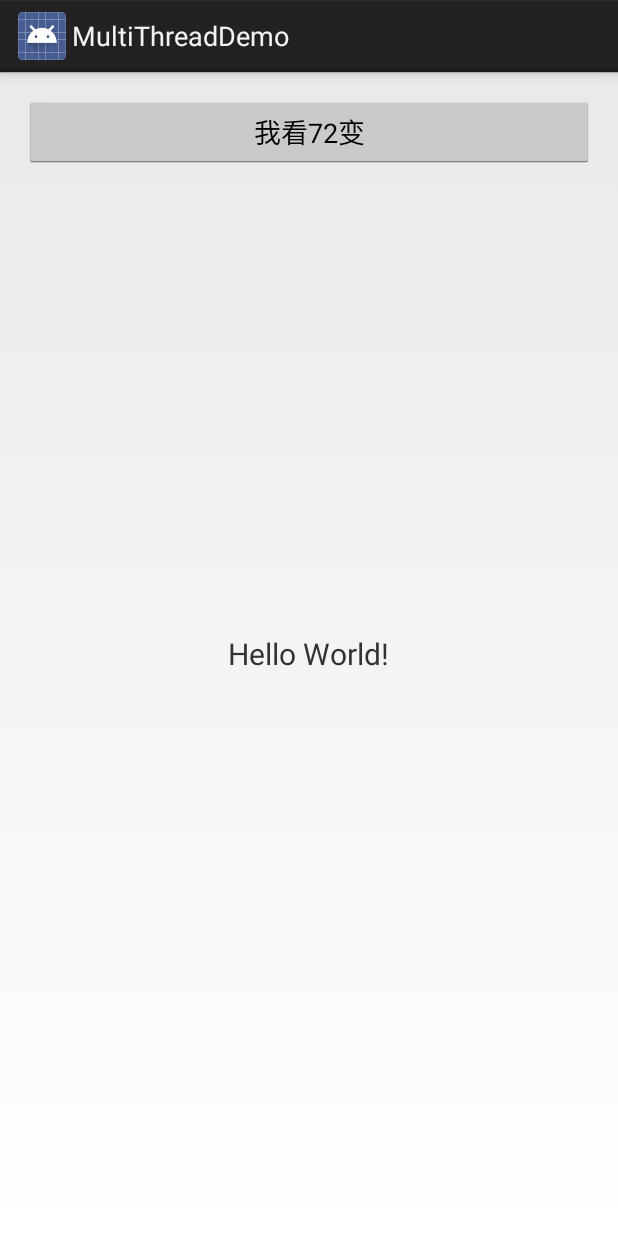
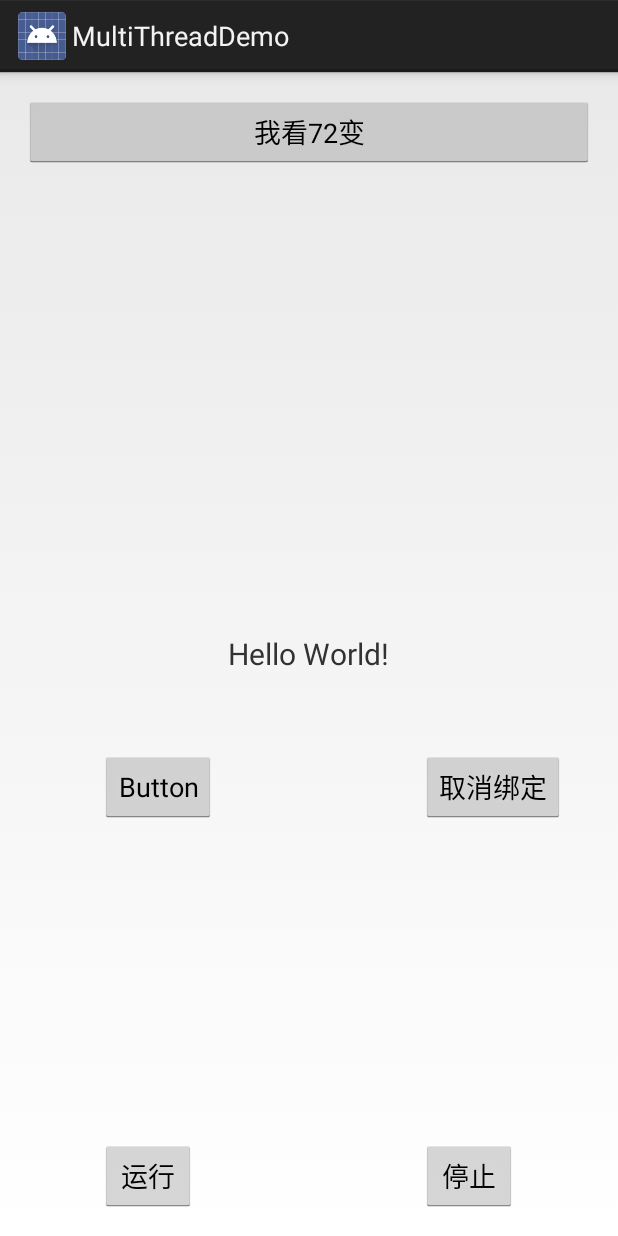
Before and after one commit to marvin-min/MultiThreadDemo, an Android app: the screen it shows after launch (MainActivity), on a phone screen of 412 x 824 dp. Run offline under Robolectric (Android 15) with nearby library versions, the phone set to English and light mode, and no system bars.

Commit message:
add backend thread demo

```diff
--- a/app/src/main/AndroidManifest.xml
+++ b/app/src/main/AndroidManifest.xml
@@ -15,6 +15,8 @@
                 <category android:name="android.intent.category.LAUNCHER"/>
             </intent-filter>
         </activity>
+
+        <service android:name=".services.MyService"/>
     </application>
 
 </manifest>
--- a/app/src/main/java/com/jarorwar/demo/multi/multithreaddemo/MainActivity.java
+++ b/app/src/main/java/com/jarorwar/demo/multi/multithreaddemo/MainActivity.java
@@ -1,9 +1,14 @@
 package com.jarorwar.demo.multi.multithreaddemo;
 
 import android.app.Activity;
+import android.app.Service;
+import android.content.ComponentName;
+import android.content.Intent;
+import android.content.ServiceConnection;
 import android.os.AsyncTask;
 import android.os.Bundle;
 import android.os.Handler;
+import android.os.IBinder;
 import android.os.Message;
 import android.util.Log;
 import android.view.View;
@@ -11,10 +16,18 @@ import android.widget.Button;
 import android.widget.ProgressBar;
 import android.widget.TextView;
 
+import com.jarorwar.demo.multi.multithreaddemo.services.MyService;
+
 public class MainActivity extends Activity {
 
     public static final int UPDATE_TEXT = 1;
     private Button changeButton;
+    private Button startServiceButton;
+    private Button stopServiceButton;
+    private Button bindServiceButton;
+    private Button unbindServiceButton;
+    private MyService.DownloadBinder mDownloadBinder;
+
     private TextView welcomeText;
 
     private ProgressBar mProgressBar;
@@ -33,6 +46,20 @@ public class MainActivity extends Activity {
         }
     };
 
+    private ServiceConnection mServiceConnection = new ServiceConnection() {
+        @Override
+        public void onServiceConnected(ComponentName name, IBinder service) {
+            mDownloadBinder = (MyService.DownloadBinder) service;
+            mDownloadBinder.startDownload();
+            mDownloadBinder.getProgress();
+        }
+
+        @Override
+        public void onServiceDisconnected(ComponentName name) {
+
+        }
+    };
+
     @Override
     protected void onCreate(Bundle savedInstanceState) {
         super.onCreate(savedInstanceState);
@@ -41,15 +68,55 @@ public class MainActivity extends Activity {
         welcomeText = (TextView) findViewById(R.id.welcome_message);
         changeButton = (Button) findViewById(R.id.change_text_btn);
         mProgressBar = (ProgressBar) findViewById(R.id.loading_button);
+
+        startServiceButton = (Button) findViewById(R.id.startServiceButton);
+        stopServiceButton = (Button) findViewById(R.id.stopServiceButton);
+
         changeButton.setOnClickListener(new View.OnClickListener() {
             @Override
             public void onClick(View v) {
                 AsyncTask<Void, Integer, Boolean> asyncTask = getAsyncTask();
                 asyncTask.execute();
+
             }
         });
 
+        startServiceButton.setOnClickListener(new View.OnClickListener() {
+            @Override
+            public void onClick(View v) {
+                Intent intent = new Intent(MainActivity.this, MyService.class);
+                startService(intent);
+            }
+        });
+
+        stopServiceButton.setOnClickListener(new View.OnClickListener() {
+            @Override
+            public void onClick(View v) {
+                Intent intent = new Intent(MainActivity.this, MyService.class);
+                stopService(intent);
+            }
+        });
+
+        bindServiceButton = (Button) findViewById(R.id.bind_service_button);
+        unbindServiceButton = (Button) findViewById(R.id.unbind_service_button);
+        bindServiceButton.setOnClickListener(new View.OnClickListener() {
+            @Override
+            public void onClick(View v) {
+                Intent intent = new Intent(MainActivity.this,MyService.class);
+                bindService(intent,mServiceConnection,BIND_AUTO_CREATE);
+            }
+        });
+
+        unbindServiceButton.setOnClickListener(new View.OnClickListener() {
+            @Override
+            public void onClick(View v) {
+                unbindService(mServiceConnection);
+            }
+        });
+
+
     }
+
 
     private AsyncTask<Void, Integer, Boolean> getAsyncTask() {
         return new AsyncTask<Void, Integer, Boolean>() {
--- a/app/src/main/res/layout/activity_main.xml
+++ b/app/src/main/res/layout/activity_main.xml
@@ -30,4 +30,47 @@
         android:layout_height="30dp"
         android:max="100"
         style="@android:style/Widget.DeviceDefault.Light.ProgressBar.Horizontal"/>
+
+    <Button
+        android:id="@+id/startServiceButton"
+        android:layout_width="wrap_content"
+        android:layout_height="wrap_content"
+        android:layout_alignParentBottom="true"
+        android:layout_toLeftOf="@+id/welcome_message"
+        android:layout_toStartOf="@+id/welcome_message"
+        android:layout_marginRight="21dp"
+        android:layout_marginEnd="21dp"
+        android:text="运行"
+        />
+
+    <Button
+        android:text="停止"
+        android:layout_width="wrap_content"
+        android:layout_height="wrap_content"
+        android:id="@+id/stopServiceButton"
+        android:layout_alignParentBottom="true"
+        android:layout_toRightOf="@+id/welcome_message"
+        android:layout_toEndOf="@+id/welcome_message"
+        android:layout_marginLeft="21dp"
+        android:layout_marginStart="21dp"
+        />
+
+    <Button
+        android:text="Button"
+        android:layout_width="wrap_content"
+        android:layout_height="wrap_content"
+        android:layout_below="@+id/loading_button"
+        android:layout_alignLeft="@+id/startServiceButton"
+        android:layout_alignStart="@+id/startServiceButton"
+        android:layout_marginTop="50dp"
+        android:id="@+id/bind_service_button"/>
+
+    <Button
+        android:text="取消绑定"
+        android:layout_width="wrap_content"
+        android:layout_height="wrap_content"
+        android:layout_alignBottom="@+id/bind_service_button"
+        android:layout_alignLeft="@+id/stopServiceButton"
+        android:layout_alignStart="@+id/stopServiceButton"
+        android:id="@+id/unbind_service_button"/>
 </RelativeLayout>
```
Also changed, not shown: app/src/main/java/com/jarorwar/demo/multi/multithreaddemo/services/MyService.java (added, +53 -0 lines).
